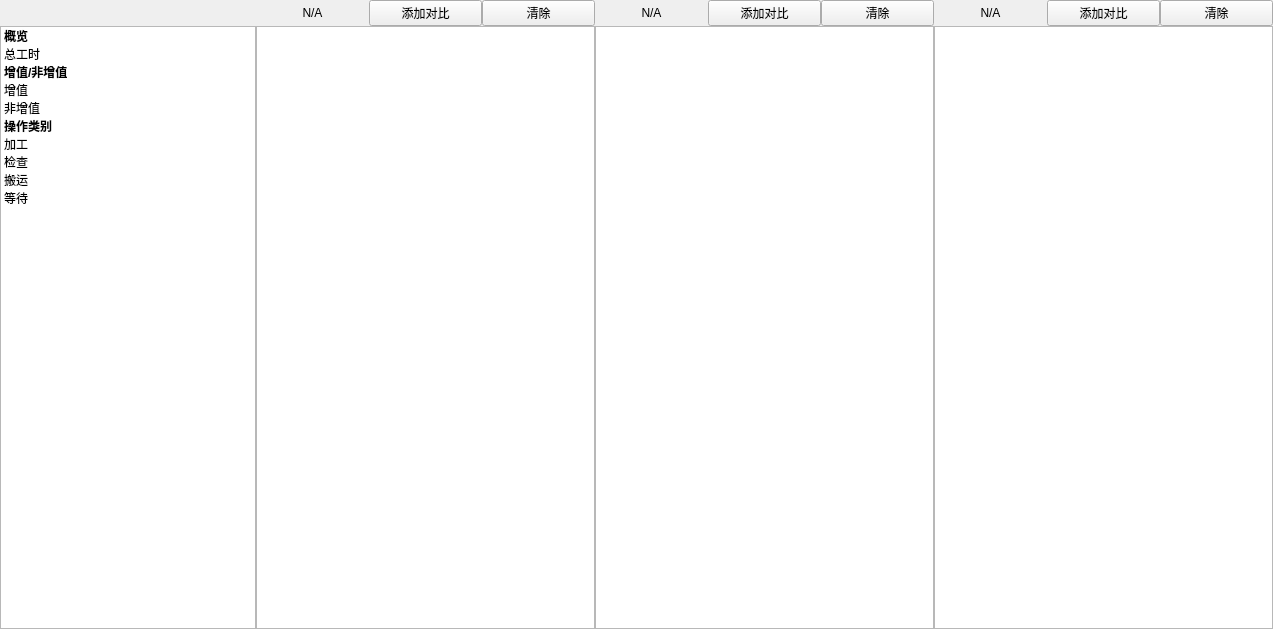
Qt form Pwh/pwhcontrast.ui (yukuan1991/PwhContrastProject) before a commit.
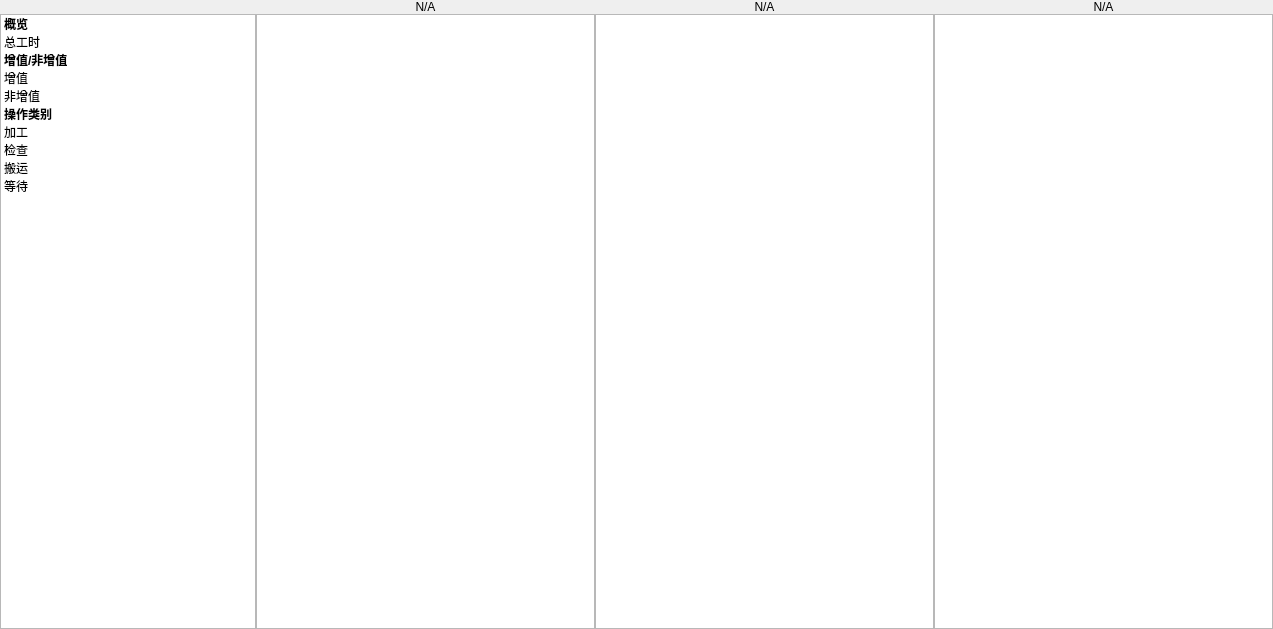
The same form after that commit.

What changed in the file:
```diff
--- a/Pwh/pwhcontrast.ui
+++ b/Pwh/pwhcontrast.ui
@@ -43,20 +43,6 @@
          </property>
         </widget>
        </item>
-       <item>
-        <widget class="QPushButton" name="add">
-         <property name="text">
-          <string>添加对比</string>
-         </property>
-        </widget>
-       </item>
-       <item>
-        <widget class="QPushButton" name="delete_2">
-         <property name="text">
-          <string>清除</string>
-         </property>
-        </widget>
-       </item>
       </layout>
      </item>
      <item row="0" column="2">
@@ -71,20 +57,6 @@
          </property>
         </widget>
        </item>
-       <item>
-        <widget class="QPushButton" name="add_2">
-         <property name="text">
-          <string>添加对比</string>
-         </property>
-        </widget>
-       </item>
-       <item>
-        <widget class="QPushButton" name="delete_3">
-         <property name="text">
-          <string>清除</string>
-         </property>
-        </widget>
-       </item>
       </layout>
      </item>
      <item row="0" column="3">
@@ -99,20 +71,6 @@
          </property>
         </widget>
        </item>
-       <item>
-        <widget class="QPushButton" name="add_3">
-         <property name="text">
-          <string>添加对比</string>
-         </property>
-        </widget>
-       </item>
-       <item>
-        <widget class="QPushButton" name="delete_4">
-         <property name="text">
-          <string>清除</string>
-         </property>
-        </widget>
-       </item>
       </layout>
      </item>
      <item row="1" column="0">
```
